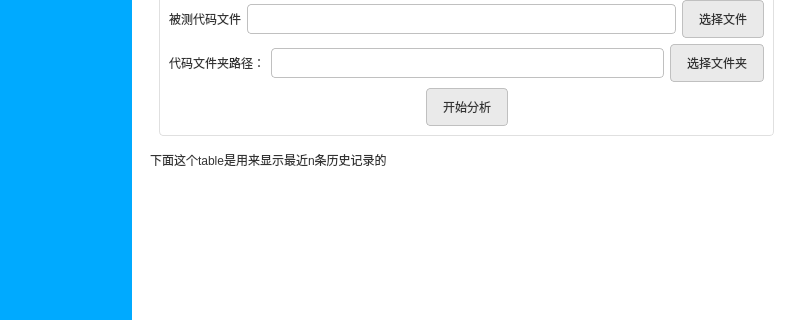
aStringCat/Sonar, file client/ui/main_window.ui: the form before one commit; both pictures show x 0 to 792 and y 138 to 458 of the 792 by 600 pixel window.
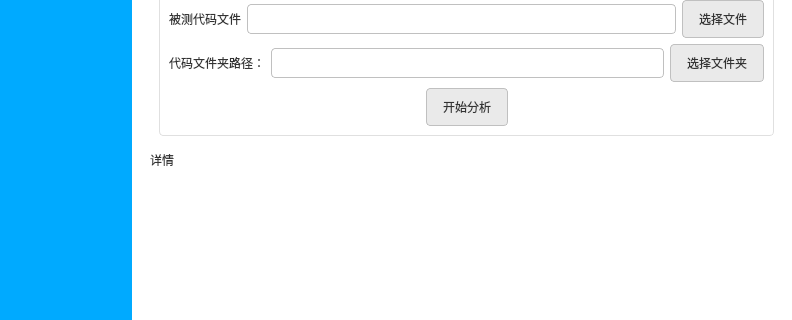
The form after the commit.

The edit to the form file:
```diff
--- a/client/ui/main_window.ui
+++ b/client/ui/main_window.ui
@@ -828,7 +828,7 @@
               <item>
                <widget class="QLabel" name="label_2">
                 <property name="text">
-                 <string>下面这个table是用来显示最近n条历史记录的</string>
+                 <string>详情</string>
                 </property>
                </widget>
               </item>
```
